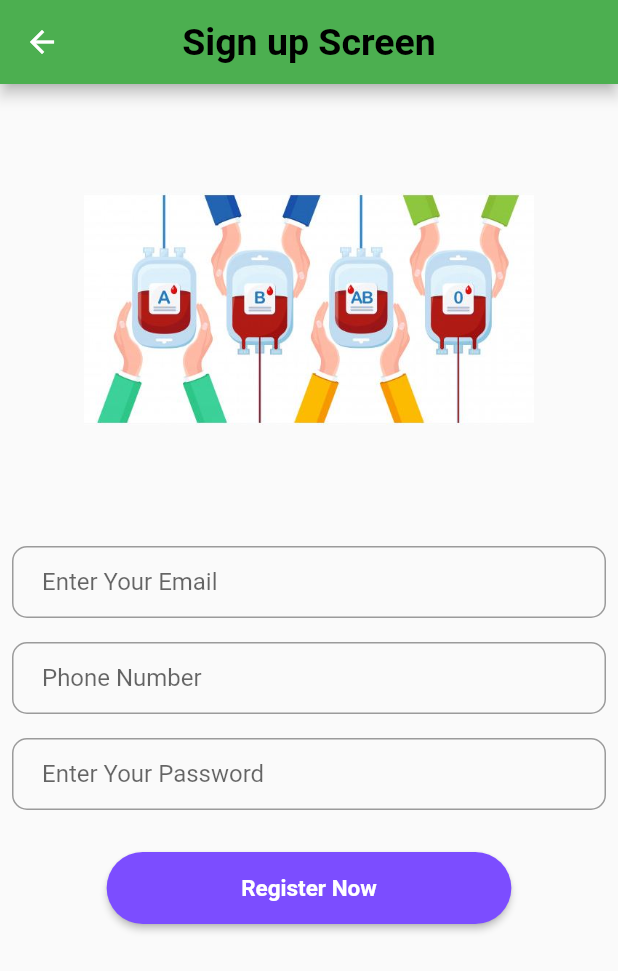
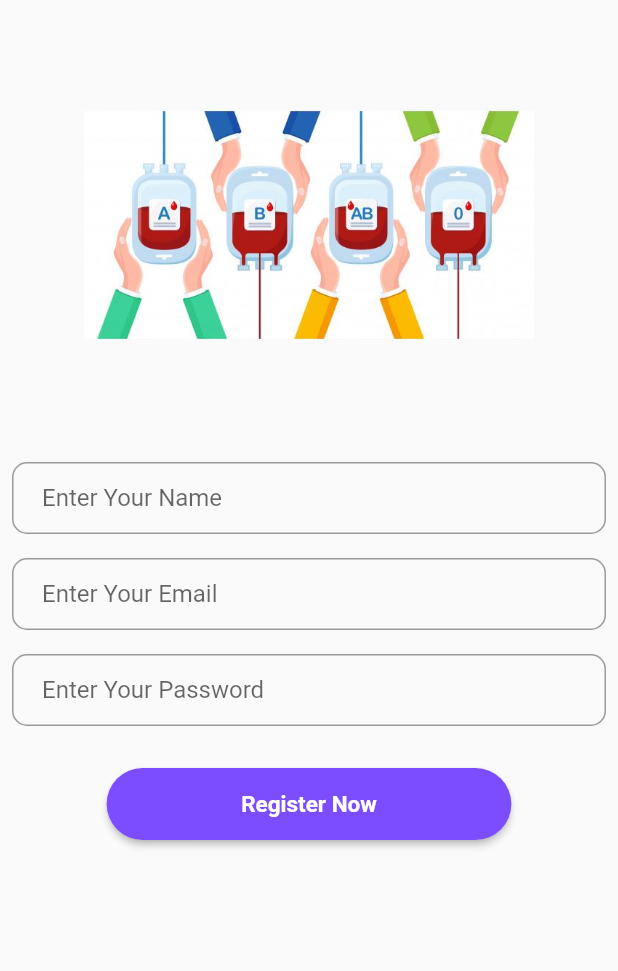
Before and after one commit to bilalahmad9/Donate_Blood_or_Anything, a Flutter app: the SignupScreen screen opened directly, on a phone screen of 412 x 824 dp. Shown: the top 971 px of the screen. Run offline on Flutter 3.47's test engine with Material 2 defaults, Android fonts, the phone set to English and light mode, and no system bars; our stand-ins replace flutter_spinkit, google_fonts; missing offline and left inert: loading.

Commit message:
Some Bug Fixes

```diff
--- a/flutter_app/lib/signupPage.dart
+++ b/flutter_app/lib/signupPage.dart
@@ -13,15 +13,6 @@ class _SignupScreenState extends State<SignupScreen> {
   @override
   Widget build(BuildContext context) {
     return Scaffold(
-      appBar: AppBar(
-        backgroundColor: Colors.green,
-        centerTitle: true,
-        title: Text(
-          " Sign up Screen ",
-          style: TextStyle(
-              color: Colors.black, fontSize: 25.0, fontWeight: FontWeight.bold),
-        ),
-      ),
       body: SingleChildScrollView(
         child: Column(
           children: [
@@ -39,7 +30,7 @@ class _SignupScreenState extends State<SignupScreen> {
                 keyboardType: TextInputType.emailAddress,
                 autofocus: false,
                 decoration: InputDecoration(
-                  hintText: 'Enter Your Email',
+                  hintText: 'Enter Your Name',
                   contentPadding: EdgeInsets.fromLTRB(20.0, 10.0, 20.0, 10.0),
                   border: OutlineInputBorder(
                       borderRadius: BorderRadius.circular(10.0)),
@@ -56,7 +47,7 @@ class _SignupScreenState extends State<SignupScreen> {
               child: TextField(
                 obscureText: true,
                 decoration: InputDecoration(
-                  hintText: 'Phone Number',
+                  hintText: 'Enter Your Email',
                   contentPadding: EdgeInsets.fromLTRB(20.0, 10.0, 20.0, 10.0),
                   border: OutlineInputBorder(
                       borderRadius: BorderRadius.circular(10.0)),
--- a/flutter_app/lib/splash.dart
+++ b/flutter_app/lib/splash.dart
@@ -5,6 +5,7 @@ import 'package:flutter_spinkit/flutter_spinkit.dart';
 import 'package:google_fonts/google_fonts.dart';
 import 'package:loading/indicator/ball_pulse_indicator.dart';
 import 'package:loading/loading.dart';
+import 'signupPage.dart';
 
 class splashscreen extends StatefulWidget {
   @override
@@ -17,7 +18,7 @@ class _splashscreenState extends State<splashscreen> {
     super.initState();
     Timer(Duration(seconds: 5), () {
       Navigator.of(context).pushReplacement(MaterialPageRoute(
-        builder: (context) => splashscreen(),
+        builder: (context) => SignupScreen(),
       ));
     });
   }
```
